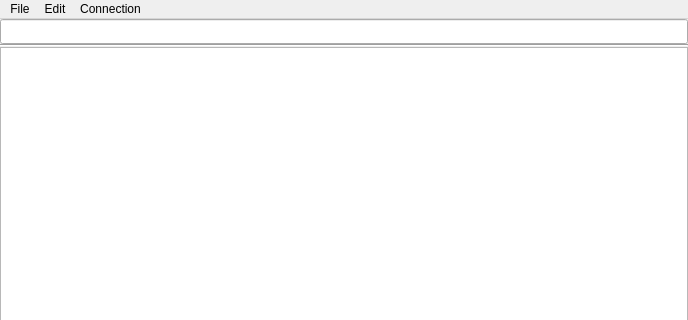
The window that mainwindow.ui (digitallumens/dlterm) describes before a commit, drawn with Qt 5; both pictures show x 0 to 688 and y 0 to 320 of the 688 by 557 pixel window.
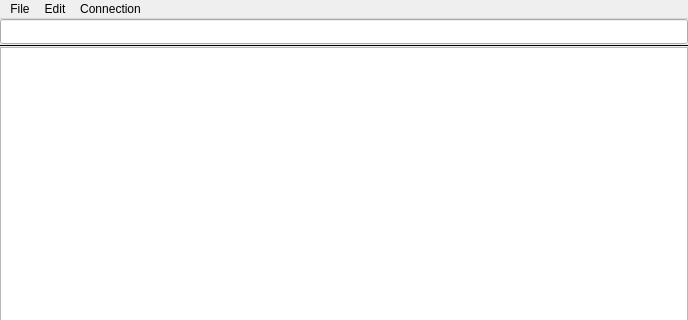
The same window after the commit.

Patch:
```diff
--- a/mainwindow.ui
+++ b/mainwindow.ui
@@ -69,6 +69,9 @@
     </item>
     <item row="1" column="0">
      <widget class="Line" name="line">
+      <property name="frameShadow">
+       <enum>QFrame::Plain</enum>
+      </property>
       <property name="orientation">
        <enum>Qt::Horizontal</enum>
       </property>
```
